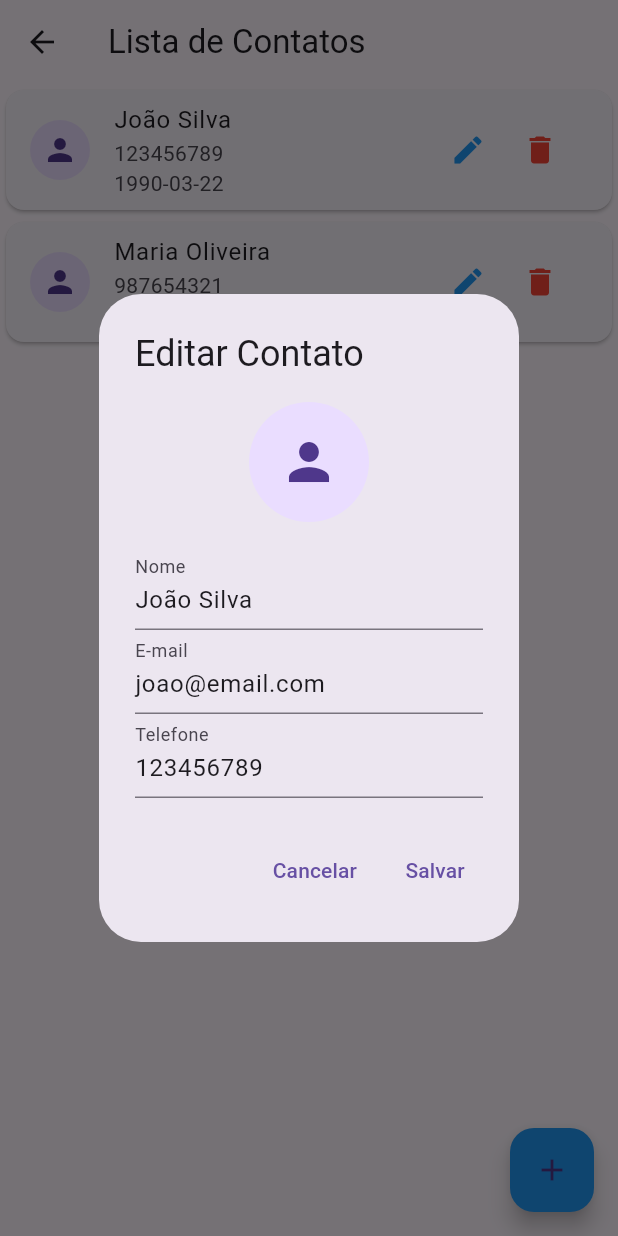
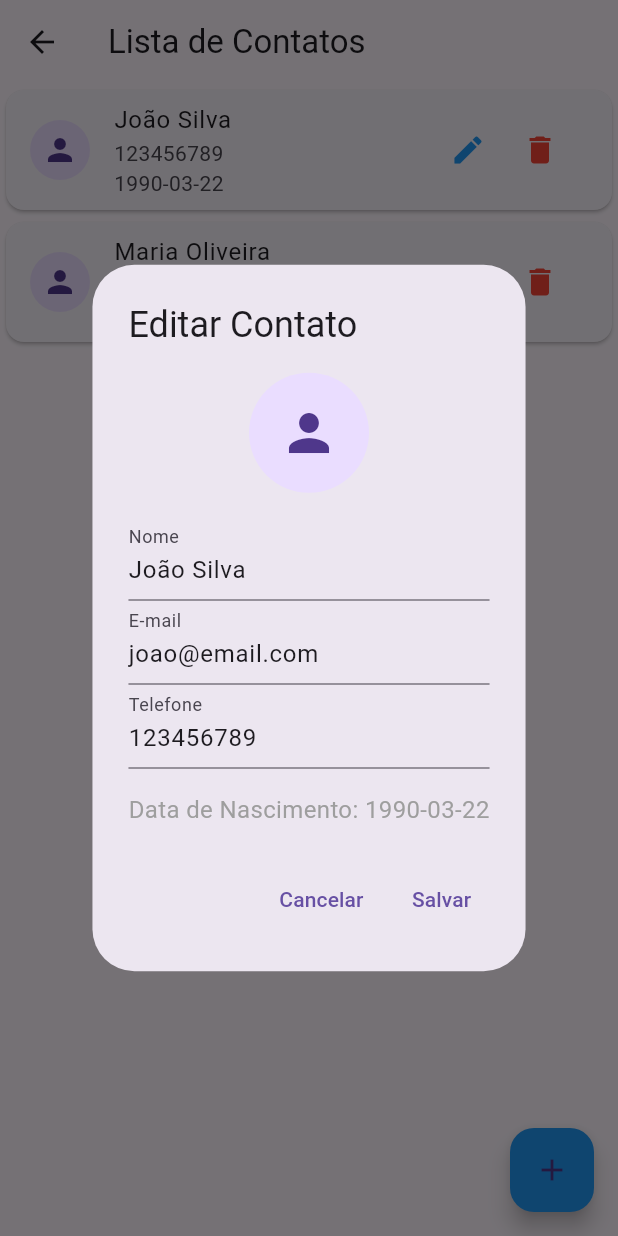
Before and after one commit to DiogoCoelho0000/AMOVMeta2, a Flutter app: the ContactScreen screen opened by its route, after a tap on the "edit" icon, on a phone screen of 412 x 824 dp. Run offline on Flutter 3.47's test engine with Material 3 defaults, Android fonts, the phone set to English and light mode, and no system bars; our stand-ins replace flutter_map, image_picker, latlong2, location, sqflite, sqflite_common_ffi; accounts and stored records are empty.

```diff
--- a/lib/main.dart
+++ b/lib/main.dart
@@ -3,10 +3,13 @@ import 'screens/contact_screen.dart';
 import 'screens/map_screen.dart';
 import 'package:sqflite_common_ffi/sqflite_ffi.dart';
 
+void main() {
+  // Garanta a inicialização do Flutter
+  WidgetsFlutterBinding.ensureInitialized();
 
-void main() {
   // Inicializar o databaseFactory
   databaseFactory = databaseFactoryFfi;
+
   runApp(MyApp());
 }
 
@@ -20,9 +23,7 @@ class MyApp extends StatelessWidget {
       routes: {
         '/': (context) => HomeScreen(),
         '/contacts': (context) => ContactScreen(),
-        '/map': (context) => MapScreen(
-
-        ),
+        '/map': (context) => MapScreen(),
       },
     );
   }
--- a/lib/screens/contact_screen.dart
+++ b/lib/screens/contact_screen.dart
@@ -14,8 +14,8 @@ class ContactScreen extends StatefulWidget {
 class _ContactScreenState extends State<ContactScreen> {
   // Lista de contatos mock para testar
   List<Contact> _contacts = [
-    Contact(id: 1, name: 'João Silva', email: 'joao@email.com', phone: '123456789',birthDate: '1990-03-22'),
-    Contact(id: 2, name: 'Maria Oliveira', email: 'maria@email.com', phone: '987654321',birthDate: '1985-07-15'),
+    Contact(id: 1, name: 'João Silva', email: 'joao@email.com', phone: '123456789', birthDate: '1990-03-22'),
+    Contact(id: 2, name: 'Maria Oliveira', email: 'maria@email.com', phone: '987654321', birthDate: '1985-07-15'),
   ];
 
   // Função para adicionar um novo contato
@@ -106,6 +106,12 @@ class _ContactScreenState extends State<ContactScreen> {
                           onChanged: (value) => phone = value,
                           decoration: InputDecoration(labelText: 'Telefone'),
                         ),
+                        SizedBox(height: 16),
+                        // Data de Nascimento (apenas exibição)
+                        Text(
+                          'Data de Nascimento: ${contact.birthDate != null ? contact.birthDate : 'Não definida'}',
+                          style: TextStyle(fontSize: 16, color: Colors.grey),
+                        ),
                       ],
                     ),
                     actions: [
@@ -131,6 +137,7 @@ class _ContactScreenState extends State<ContactScreen> {
                               email: email,
                               phone: phone,
                               photo: updatedPhotoPath, // Atualiza a foto, se necessário
+                              birthDate: contact.birthDate, // Não altera a data de nascimento
                             ),
                           );
                         },
```
